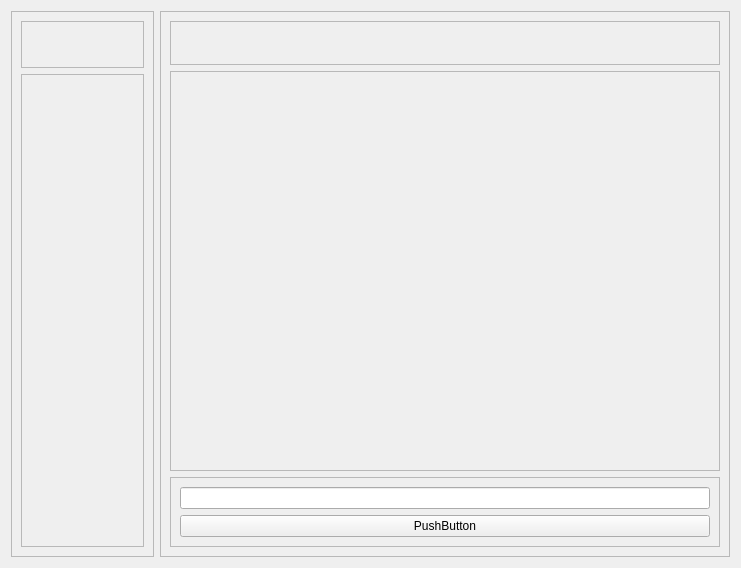
Qt form forms/chatpage.ui (alberinfo-2nd/ChatappFrontend) before a commit.
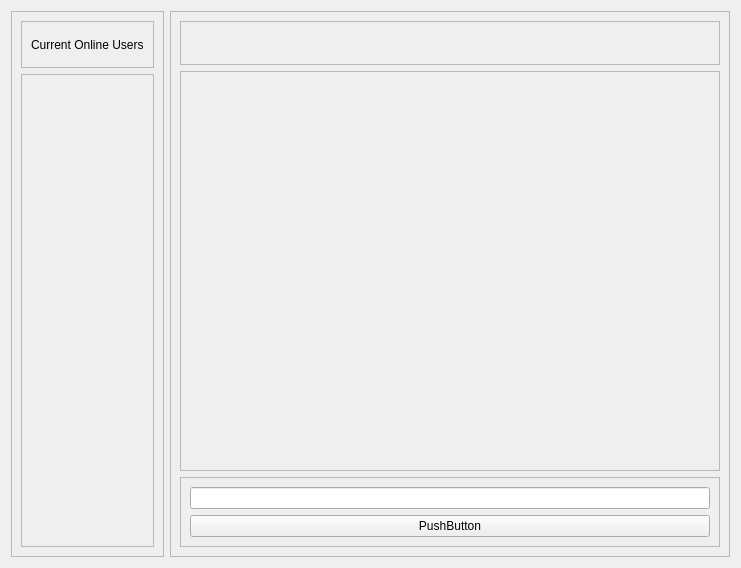
The same form after that commit.

Commit message: add basic sending message functionality

Patch:
```diff
--- a/forms/chatpage.ui
+++ b/forms/chatpage.ui
@@ -35,6 +35,15 @@
             <property name="frameShadow">
              <enum>QFrame::Shadow::Raised</enum>
             </property>
+            <layout class="QVBoxLayout" name="verticalLayout_5">
+             <item alignment="Qt::AlignmentFlag::AlignHCenter">
+              <widget class="QLabel" name="label">
+               <property name="text">
+                <string>Current Online Users</string>
+               </property>
+              </widget>
+             </item>
+            </layout>
            </widget>
           </item>
           <item>
@@ -47,7 +56,7 @@
               <rect>
                <x>0</x>
                <y>0</y>
-               <width>119</width>
+               <width>128</width>
                <height>471</height>
               </rect>
              </property>
@@ -96,7 +105,7 @@
               <rect>
                <x>0</x>
                <y>0</y>
-               <width>548</width>
+               <width>539</width>
                <height>394</height>
               </rect>
              </property>
```
Left out of the diff: 4 changed lines with no effect on the pictures. The commit also changes 2 other files.
